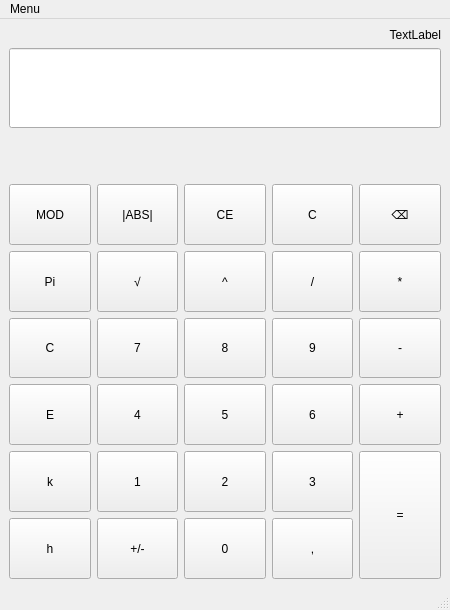
First picture: the form in src/mainwindow.ui, repository Jakub-Miko/IVS_Kalkulacka, before the edit.
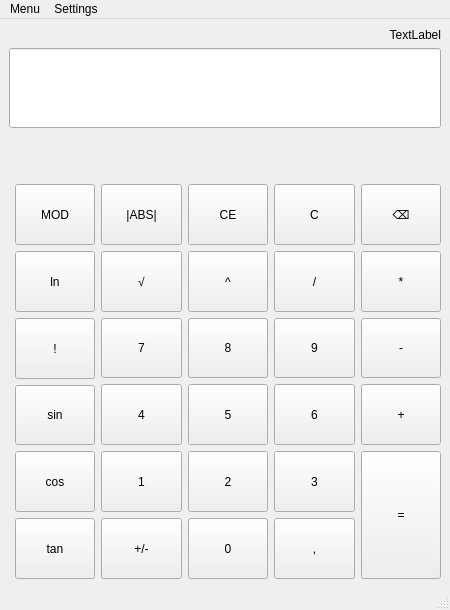
Second picture: the form after the edit. The open tabs and pages were chosen to show the change.

Commit message: Added Module buttons functionality

The edit to the form file:
```diff
--- a/src/mainwindow.ui
+++ b/src/mainwindow.ui
@@ -15,8 +15,8 @@
   </property>
   <widget class="QWidget" name="centralwidget">
    <layout class="QGridLayout" name="gridLayout">
-    <item row="4" column="0">
-     <widget class="QPushButton" name="pushButton_pi">
+    <item row="5" column="2">
+     <widget class="QPushButton" name="pushButton_number_7">
       <property name="sizePolicy">
        <sizepolicy hsizetype="Expanding" vsizetype="Expanding">
         <horstretch>0</horstretch>
@@ -24,12 +24,12 @@
        </sizepolicy>
       </property>
       <property name="text">
-       <string>Pi</string>
+       <string>7</string>
       </property>
      </widget>
     </item>
-    <item row="6" column="0">
-     <widget class="QPushButton" name="pushButton_e">
+    <item row="4" column="3">
+     <widget class="QPushButton" name="pushButton_square">
       <property name="sizePolicy">
        <sizepolicy hsizetype="Expanding" vsizetype="Expanding">
         <horstretch>0</horstretch>
@@ -37,11 +37,99 @@
        </sizepolicy>
       </property>
       <property name="text">
-       <string>E</string>
+       <string>^</string>
       </property>
      </widget>
     </item>
-    <item row="8" column="1">
+    <item row="6" column="5">
+     <widget class="QPushButton" name="pushButton_plus">
+      <property name="sizePolicy">
+       <sizepolicy hsizetype="Expanding" vsizetype="Expanding">
+        <horstretch>0</horstretch>
+        <verstretch>0</verstretch>
+       </sizepolicy>
+      </property>
+      <property name="text">
+       <string>+</string>
+      </property>
+     </widget>
+    </item>
+    <item row="4" column="4">
+     <widget class="QPushButton" name="pushButton_div">
+      <property name="sizePolicy">
+       <sizepolicy hsizetype="Expanding" vsizetype="Expanding">
+        <horstretch>0</horstretch>
+        <verstretch>0</verstretch>
+       </sizepolicy>
+      </property>
+      <property name="text">
+       <string>/</string>
+      </property>
+     </widget>
+    </item>
+    <item row="3" column="4">
+     <widget class="QPushButton" name="pushButton_clearfull">
+      <property name="sizePolicy">
+       <sizepolicy hsizetype="Expanding" vsizetype="Expanding">
+        <horstretch>0</horstretch>
+        <verstretch>0</verstretch>
+       </sizepolicy>
+      </property>
+      <property name="text">
+       <string>C</string>
+      </property>
+     </widget>
+    </item>
+    <item row="5" column="3">
+     <widget class="QPushButton" name="pushButton_number_8">
+      <property name="sizePolicy">
+       <sizepolicy hsizetype="Expanding" vsizetype="Expanding">
+        <horstretch>0</horstretch>
+        <verstretch>0</verstretch>
+       </sizepolicy>
+      </property>
+      <property name="text">
+       <string>8</string>
+      </property>
+     </widget>
+    </item>
+    <item row="3" column="1">
+     <widget class="QPushButton" name="pushButton_mode">
+      <property name="sizePolicy">
+       <sizepolicy hsizetype="Expanding" vsizetype="Expanding">
+        <horstretch>0</horstretch>
+        <verstretch>0</verstretch>
+       </sizepolicy>
+      </property>
+      <property name="text">
+       <string>MOD</string>
+      </property>
+     </widget>
+    </item>
+    <item row="0" column="1" colspan="5">
+     <widget class="QLabel" name="equation">
+      <property name="text">
+       <string>TextLabel</string>
+      </property>
+      <property name="alignment">
+       <set>Qt::AlignRight|Qt::AlignTrailing|Qt::AlignVCenter</set>
+      </property>
+     </widget>
+    </item>
+    <item row="3" column="5">
+     <widget class="QPushButton" name="pushButton_backspace">
+      <property name="sizePolicy">
+       <sizepolicy hsizetype="Expanding" vsizetype="Expanding">
+        <horstretch>0</horstretch>
+        <verstretch>0</verstretch>
+       </sizepolicy>
+      </property>
+      <property name="text">
+       <string>⌫</string>
+      </property>
+     </widget>
+    </item>
+    <item row="8" column="2">
      <widget class="QPushButton" name="pushButton_chngval">
       <property name="sizePolicy">
        <sizepolicy hsizetype="Expanding" vsizetype="Expanding">
@@ -54,23 +142,46 @@
       </property>
      </widget>
     </item>
-    <item row="2" column="0">
-     <spacer name="verticalSpacer">
-      <property name="orientation">
-       <enum>Qt::Vertical</enum>
+    <item row="7" column="2">
+     <widget class="QPushButton" name="pushButton_number_1">
+      <property name="sizePolicy">
+       <sizepolicy hsizetype="Expanding" vsizetype="Expanding">
+        <horstretch>0</horstretch>
+        <verstretch>0</verstretch>
+       </sizepolicy>
       </property>
-      <property name="sizeType">
-       <enum>QSizePolicy::Fixed</enum>
+      <property name="text">
+       <string>1</string>
       </property>
-      <property name="sizeHint" stdset="0">
-       <size>
-        <width>20</width>
-        <height>50</height>
-       </size>
+     </widget>
+    </item>
+    <item row="7" column="5" rowspan="2">
+     <widget class="QPushButton" name="pushButton_equals">
+      <property name="sizePolicy">
+       <sizepolicy hsizetype="Expanding" vsizetype="Expanding">
+        <horstretch>0</horstretch>
+        <verstretch>0</verstretch>
+       </sizepolicy>
       </property>
-     </spacer>
+      <property name="text">
+       <string>=</string>
+      </property>
+     </widget>
     </item>
-    <item row="6" column="1">
+    <item row="5" column="5">
+     <widget class="QPushButton" name="pushButton_minus">
+      <property name="sizePolicy">
+       <sizepolicy hsizetype="Expanding" vsizetype="Expanding">
+        <horstretch>0</horstretch>
+        <verstretch>0</verstretch>
+       </sizepolicy>
+      </property>
+      <property name="text">
+       <string>-</string>
+      </property>
+     </widget>
+    </item>
+    <item row="6" column="2">
      <widget class="QPushButton" name="pushButton_number_4">
       <property name="sizePolicy">
        <sizepolicy hsizetype="Expanding" vsizetype="Expanding">
@@ -83,33 +194,7 @@
       </property>
      </widget>
     </item>
-    <item row="3" column="0">
-     <widget class="QPushButton" name="pushButton_mode">
-      <property name="sizePolicy">
-       <sizepolicy hsizetype="Expanding" vsizetype="Expanding">
-        <horstretch>0</horstretch>
-        <verstretch>0</verstretch>
-       </sizepolicy>
-      </property>
-      <property name="text">
-       <string>MOD</string>
-      </property>
-     </widget>
-    </item>
-    <item row="6" column="3">
-     <widget class="QPushButton" name="pushButton_number_6">
-      <property name="sizePolicy">
-       <sizepolicy hsizetype="Expanding" vsizetype="Expanding">
-        <horstretch>0</horstretch>
-        <verstretch>0</verstretch>
-       </sizepolicy>
-      </property>
-      <property name="text">
-       <string>6</string>
-      </property>
-     </widget>
-    </item>
-    <item row="5" column="3">
+    <item row="5" column="4">
      <widget class="QPushButton" name="pushButton_number_9">
       <property name="sizePolicy">
        <sizepolicy hsizetype="Expanding" vsizetype="Expanding">
@@ -122,33 +207,7 @@
       </property>
      </widget>
     </item>
-    <item row="4" column="4">
-     <widget class="QPushButton" name="pushButton_mul">
-      <property name="sizePolicy">
-       <sizepolicy hsizetype="Expanding" vsizetype="Expanding">
-        <horstretch>0</horstretch>
-        <verstretch>0</verstretch>
-       </sizepolicy>
-      </property>
-      <property name="text">
-       <string>*</string>
-      </property>
-     </widget>
-    </item>
-    <item row="4" column="1">
-     <widget class="QPushButton" name="pushButton_root">
-      <property name="sizePolicy">
-       <sizepolicy hsizetype="Expanding" vsizetype="Expanding">
-        <horstretch>0</horstretch>
-        <verstretch>0</verstretch>
-       </sizepolicy>
-      </property>
-      <property name="text">
-       <string>√</string>
-      </property>
-     </widget>
-    </item>
-    <item row="6" column="2">
+    <item row="6" column="3">
      <widget class="QPushButton" name="pushButton_number_5">
       <property name="sizePolicy">
        <sizepolicy hsizetype="Expanding" vsizetype="Expanding">
@@ -161,20 +220,7 @@
       </property>
      </widget>
     </item>
-    <item row="7" column="4" rowspan="2">
-     <widget class="QPushButton" name="pushButton_equals">
-      <property name="sizePolicy">
-       <sizepolicy hsizetype="Expanding" vsizetype="Expanding">
-        <horstretch>0</horstretch>
-        <verstretch>0</verstretch>
-       </sizepolicy>
-      </property>
-      <property name="text">
-       <string>=</string>
-      </property>
-     </widget>
-    </item>
-    <item row="7" column="3">
+    <item row="7" column="4">
      <widget class="QPushButton" name="pushButton_number_3">
       <property name="sizePolicy">
        <sizepolicy hsizetype="Expanding" vsizetype="Expanding">
@@ -187,18 +233,8 @@
       </property>
      </widget>
     </item>
-    <item row="0" column="0" colspan="5">
-     <widget class="QLabel" name="equation">
-      <property name="text">
-       <string>TextLabel</string>
-      </property>
-      <property name="alignment">
-       <set>Qt::AlignRight|Qt::AlignTrailing|Qt::AlignVCenter</set>
-      </property>
-     </widget>
-    </item>
-    <item row="5" column="4">
-     <widget class="QPushButton" name="pushButton_minus">
+    <item row="8" column="3">
+     <widget class="QPushButton" name="pushButton_number_0">
       <property name="sizePolicy">
        <sizepolicy hsizetype="Expanding" vsizetype="Expanding">
         <horstretch>0</horstretch>
@@ -206,11 +242,11 @@
        </sizepolicy>
       </property>
       <property name="text">
-       <string>-</string>
+       <string>0</string>
       </property>
      </widget>
     </item>
-    <item row="7" column="2">
+    <item row="7" column="3">
      <widget class="QPushButton" name="pushButton_number_2">
       <property name="sizePolicy">
        <sizepolicy hsizetype="Expanding" vsizetype="Expanding">
@@ -223,8 +259,8 @@
       </property>
      </widget>
     </item>
-    <item row="8" column="0">
-     <widget class="QPushButton" name="pushButton_h">
+    <item row="4" column="5">
+     <widget class="QPushButton" name="pushButton_mul">
       <property name="sizePolicy">
        <sizepolicy hsizetype="Expanding" vsizetype="Expanding">
         <horstretch>0</horstretch>
@@ -232,37 +268,11 @@
        </sizepolicy>
       </property>
       <property name="text">
-       <string>h</string>
+       <string>*</string>
       </property>
      </widget>
     </item>
-    <item row="6" column="4">
-     <widget class="QPushButton" name="pushButton_plus">
-      <property name="sizePolicy">
-       <sizepolicy hsizetype="Expanding" vsizetype="Expanding">
-        <horstretch>0</horstretch>
-        <verstretch>0</verstretch>
-       </sizepolicy>
-      </property>
-      <property name="text">
-       <string>+</string>
-      </property>
-     </widget>
-    </item>
-    <item row="7" column="1">
-     <widget class="QPushButton" name="pushButton_number_1">
-      <property name="sizePolicy">
-       <sizepolicy hsizetype="Expanding" vsizetype="Expanding">
-        <horstretch>0</horstretch>
-        <verstretch>0</verstretch>
-       </sizepolicy>
-      </property>
-      <property name="text">
-       <string>1</string>
-      </property>
-     </widget>
-    </item>
-    <item row="3" column="2">
+    <item row="3" column="3">
      <widget class="QPushButton" name="pushButton_cleardisp">
       <property name="sizePolicy">
        <sizepolicy hsizetype="Expanding" vsizetype="Expanding">
@@ -275,8 +285,8 @@
       </property>
      </widget>
     </item>
-    <item row="3" column="4">
-     <widget class="QPushButton" name="pushButton_backspace">
+    <item row="8" column="4">
+     <widget class="QPushButton" name="pushButton_comma">
       <property name="sizePolicy">
        <sizepolicy hsizetype="Expanding" vsizetype="Expanding">
         <horstretch>0</horstretch>
@@ -284,11 +294,66 @@
        </sizepolicy>
       </property>
       <property name="text">
-       <string>⌫</string>
+       <string>,</string>
       </property>
      </widget>
     </item>
-    <item row="1" column="0" colspan="5">
+    <item row="4" column="2">
+     <widget class="QPushButton" name="pushButton_root">
+      <property name="sizePolicy">
+       <sizepolicy hsizetype="Expanding" vsizetype="Expanding">
+        <horstretch>0</horstretch>
+        <verstretch>0</verstretch>
+       </sizepolicy>
+      </property>
+      <property name="text">
+       <string>√</string>
+      </property>
+     </widget>
+    </item>
+    <item row="3" column="2">
+     <widget class="QPushButton" name="pushButton_abs">
+      <property name="sizePolicy">
+       <sizepolicy hsizetype="Expanding" vsizetype="Expanding">
+        <horstretch>0</horstretch>
+        <verstretch>0</verstretch>
+       </sizepolicy>
+      </property>
+      <property name="text">
+       <string>|ABS|</string>
+      </property>
+     </widget>
+    </item>
+    <item row="6" column="4">
+     <widget class="QPushButton" name="pushButton_number_6">
+      <property name="sizePolicy">
+       <sizepolicy hsizetype="Expanding" vsizetype="Expanding">
+        <horstretch>0</horstretch>
+        <verstretch>0</verstretch>
+       </sizepolicy>
+      </property>
+      <property name="text">
+       <string>6</string>
+      </property>
+     </widget>
+    </item>
+    <item row="2" column="1">
+     <spacer name="verticalSpacer">
+      <property name="orientation">
+       <enum>Qt::Vertical</enum>
+      </property>
+      <property name="sizeType">
+       <enum>QSizePolicy::Fixed</enum>
+      </property>
+      <property name="sizeHint" stdset="0">
+       <size>
+        <width>20</width>
+        <height>50</height>
+       </size>
+      </property>
+     </spacer>
+    </item>
+    <item row="1" column="0" colspan="6">
      <widget class="QLineEdit" name="display">
       <property name="minimumSize">
        <size>
@@ -313,8 +378,27 @@
       </property>
      </widget>
     </item>
-    <item row="4" column="2">
-     <widget class="QPushButton" name="pushButton_square">
+    <item row="4" column="1" rowspan="5">
+     <widget class="QStackedWidget" name="MOD_container">
+      <property name="currentIndex">
+       <number>0</number>
+      </property>
+      <widget class="QWidget" name="page_1">
+       <layout class="QGridLayout" name="gridLayout_2">
+        <property name="leftMargin">
+         <number>0</number>
+        </property>
+        <property name="topMargin">
+         <number>0</number>
+        </property>
+        <property name="rightMargin">
+         <number>0</number>
+        </property>
+        <property name="bottomMargin">
+         <number>0</number>
+        </property>
+        <item row="2" column="0">
+         <widget class="QPushButton" name="pushButton_e">
       <property name="sizePolicy">
        <sizepolicy hsizetype="Expanding" vsizetype="Expanding">
         <horstretch>0</horstretch>
@@ -322,11 +406,24 @@
        </sizepolicy>
       </property>
       <property name="text">
-       <string>^</string>
+           <string>E</string>
       </property>
      </widget>
     </item>
-    <item row="7" column="0">
+        <item row="1" column="0">
+         <widget class="QPushButton" name="pushButton_c">
+          <property name="sizePolicy">
+           <sizepolicy hsizetype="Expanding" vsizetype="Expanding">
+            <horstretch>0</horstretch>
+            <verstretch>0</verstretch>
+           </sizepolicy>
+          </property>
+          <property name="text">
+           <string>C</string>
+          </property>
+         </widget>
+        </item>
+        <item row="3" column="0">
      <widget class="QPushButton" name="pushButton_k">
       <property name="sizePolicy">
        <sizepolicy hsizetype="Expanding" vsizetype="Expanding">
@@ -339,8 +436,8 @@
       </property>
      </widget>
     </item>
-    <item row="3" column="3">
-     <widget class="QPushButton" name="pushButton_clearfull">
+        <item row="0" column="0">
+         <widget class="QPushButton" name="pushButton_pi">
       <property name="sizePolicy">
        <sizepolicy hsizetype="Expanding" vsizetype="Expanding">
         <horstretch>0</horstretch>
@@ -348,12 +445,12 @@
        </sizepolicy>
       </property>
       <property name="text">
-       <string>C</string>
+           <string>Pi</string>
       </property>
      </widget>
     </item>
-    <item row="8" column="2">
-     <widget class="QPushButton" name="pushButton_number_0">
+        <item row="4" column="0">
+         <widget class="QPushButton" name="pushButton_h">
       <property name="sizePolicy">
        <sizepolicy hsizetype="Expanding" vsizetype="Expanding">
         <horstretch>0</horstretch>
@@ -361,25 +458,28 @@
        </sizepolicy>
       </property>
       <property name="text">
-       <string>0</string>
+           <string>h</string>
       </property>
      </widget>
     </item>
-    <item row="5" column="1">
-     <widget class="QPushButton" name="pushButton_number_7">
-      <property name="sizePolicy">
-       <sizepolicy hsizetype="Expanding" vsizetype="Expanding">
-        <horstretch>0</horstretch>
-        <verstretch>0</verstretch>
-       </sizepolicy>
-      </property>
-      <property name="text">
-       <string>7</string>
-      </property>
-     </widget>
-    </item>
-    <item row="4" column="3">
-     <widget class="QPushButton" name="pushButton_div">
+       </layout>
+      </widget>
+      <widget class="QWidget" name="page_2">
+       <layout class="QGridLayout" name="gridLayout_3">
+        <property name="leftMargin">
+         <number>0</number>
+        </property>
+        <property name="topMargin">
+         <number>0</number>
+        </property>
+        <property name="rightMargin">
+         <number>0</number>
+        </property>
+        <property name="bottomMargin">
+         <number>0</number>
+        </property>
+        <item row="0" column="0">
+         <widget class="QPushButton" name="pushButton">
       <property name="sizePolicy">
        <sizepolicy hsizetype="Expanding" vsizetype="Expanding">
         <horstretch>0</horstretch>
@@ -387,12 +487,12 @@
        </sizepolicy>
       </property>
       <property name="text">
-       <string>/</string>
+           <string>ln</string>
       </property>
      </widget>
     </item>
-    <item row="3" column="1">
-     <widget class="QPushButton" name="pushButton_abs">
+        <item row="3" column="0">
+         <widget class="QPushButton" name="pushButton_4">
       <property name="sizePolicy">
        <sizepolicy hsizetype="Expanding" vsizetype="Expanding">
         <horstretch>0</horstretch>
@@ -400,12 +500,12 @@
        </sizepolicy>
       </property>
       <property name="text">
-       <string>|ABS|</string>
+           <string>cos</string>
       </property>
      </widget>
     </item>
-    <item row="5" column="0">
-     <widget class="QPushButton" name="pushButton_c">
+        <item row="1" column="0">
+         <widget class="QPushButton" name="pushButton_2">
       <property name="sizePolicy">
        <sizepolicy hsizetype="Expanding" vsizetype="Expanding">
         <horstretch>0</horstretch>
@@ -413,12 +513,12 @@
        </sizepolicy>
       </property>
       <property name="text">
-       <string>C</string>
+           <string>!</string>
       </property>
      </widget>
     </item>
-    <item row="8" column="3">
-     <widget class="QPushButton" name="pushButton_comma">
+        <item row="2" column="0">
+         <widget class="QPushButton" name="pushButton_3">
       <property name="sizePolicy">
        <sizepolicy hsizetype="Expanding" vsizetype="Expanding">
         <horstretch>0</horstretch>
@@ -426,12 +526,12 @@
        </sizepolicy>
       </property>
       <property name="text">
-       <string>,</string>
+           <string>sin</string>
       </property>
      </widget>
     </item>
-    <item row="5" column="2">
-     <widget class="QPushButton" name="pushButton_number_8">
+        <item row="4" column="0">
+         <widget class="QPushButton" name="pushButton_5">
       <property name="sizePolicy">
        <sizepolicy hsizetype="Expanding" vsizetype="Expanding">
         <horstretch>0</horstretch>
@@ -439,8 +539,12 @@
        </sizepolicy>
       </property>
       <property name="text">
-       <string>8</string>
-      </property>
+           <string>tan</string>
+          </property>
+         </widget>
+        </item>
+       </layout>
+      </widget>
      </widget>
     </item>
    </layout>
@@ -461,7 +565,14 @@
     <addaction name="actionSettings"/>
     <addaction name="actionAbout"/>
    </widget>
+   <widget class="QMenu" name="menuSettings">
+    <property name="title">
+     <string>Settings</string>
+    </property>
+    <addaction name="actionSounds"/>
+   </widget>
    <addaction name="menuMenu"/>
+   <addaction name="menuSettings"/>
   </widget>
   <widget class="QStatusBar" name="statusbar"/>
   <action name="actionSettings">
```
Left out of the diff: 11 changed lines with no effect on the pictures. Lines whose indentation alone changed are shown as unchanged. The commit also changes 2 other files.
